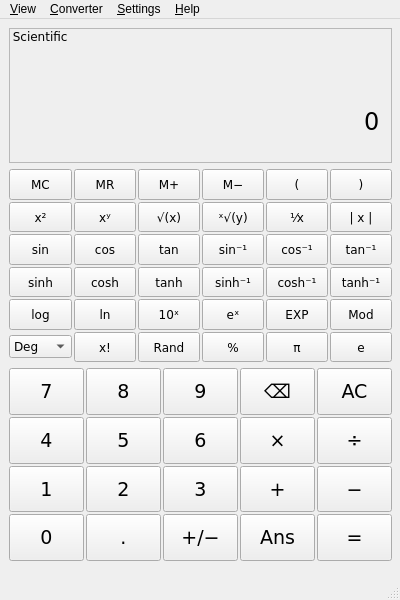
Qt form mainwindow.ui (bhs24651/numeric-engine) before a commit.
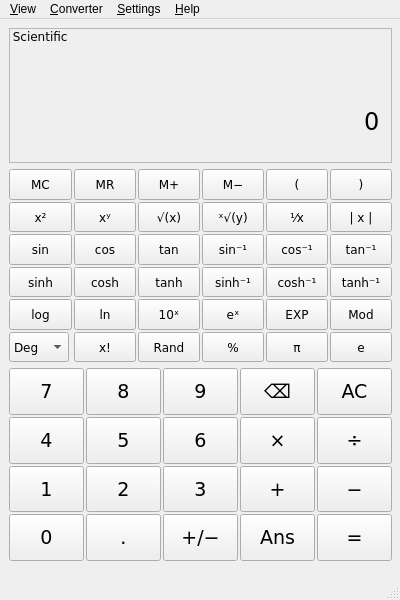
The same form after that commit.

The edit to the form file:
```diff
--- a/mainwindow.ui
+++ b/mainwindow.ui
@@ -959,7 +959,7 @@
           <rect>
            <x>0</x>
            <y>0</y>
-           <width>71</width>
+           <width>91</width>
            <height>16</height>
           </rect>
          </property>
@@ -1758,6 +1758,18 @@
         </item>
         <item row="5" column="0">
          <widget class="QComboBox" name="angleUnitSelection">
+          <property name="sizePolicy">
+           <sizepolicy hsizetype="Expanding" vsizetype="Expanding">
+            <horstretch>0</horstretch>
+            <verstretch>0</verstretch>
+           </sizepolicy>
+          </property>
+          <property name="maximumSize">
+           <size>
+            <width>60</width>
+            <height>16777215</height>
+           </size>
+          </property>
           <property name="font">
            <font>
             <family>DejaVu Sans</family>
```
Left out of the diff: 4 changed lines with no effect on the pictures.
